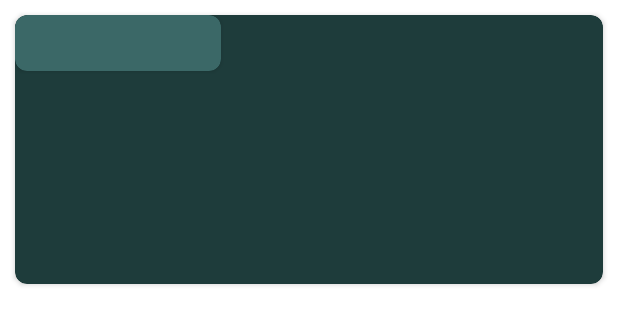
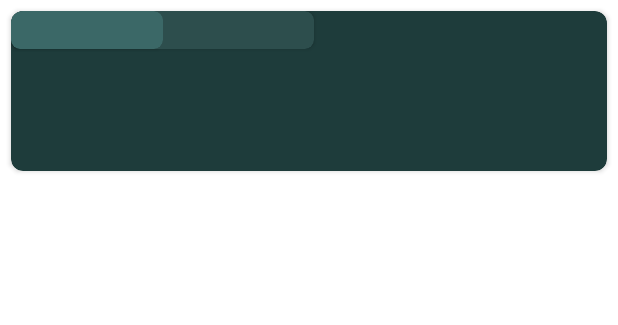
Before and after one commit to madebyhidden/DPV_FA, an Android app: the layout item_timetable.xml on its own in the app's theme, with its tools: preview values and no code run, on a phone screen of 412 x 824 dp. Shown: the top 325 px of the screen. Run offline under Robolectric (Android 15) with nearby library versions, the phone set to English and light mode, and no system bars.

Commit message:
v = v0.6.5

```diff
--- a/app/src/main/java/com/example/fa_dvp_pi/TimeTableActivity.java
+++ b/app/src/main/java/com/example/fa_dvp_pi/TimeTableActivity.java
@@ -240,6 +240,8 @@ public class TimeTableActivity extends AppCompatActivity {
             TimetableAdapter adapter = new TimetableAdapter(dayItems);
             assert recyclerView != null;
             recyclerView.setAdapter(adapter);
+            recyclerView.setNestedScrollingEnabled(false);
+
         }
 
     }
--- a/app/src/main/java/com/example/timetable/TimetableAdapter.java
+++ b/app/src/main/java/com/example/timetable/TimetableAdapter.java
@@ -109,7 +109,11 @@ public class TimetableAdapter extends RecyclerView.Adapter<TimetableAdapter.Time
             holder.tvSubject.setText(item.getSubject());
             holder.tvTime.setText(item.getStartTime() + " - " + item.getEndTime());
             holder.tvRoom.setText(item.getRoom());
-            holder.tvType.setText(item.getType());
+            if (item.getType().equals("Практические (семинарские) занятия")) {
+                holder.tvType.setText("Семинар");
+            }else {
+                holder.tvType.setText(item.getType());
+            }
             holder.tvPrepod.setText(item.getPrepod_name());
         }
 
--- a/app/src/main/res/layout/item_timetable.xml
+++ b/app/src/main/res/layout/item_timetable.xml
@@ -1,38 +1,56 @@
 <?xml version="1.0" encoding="utf-8"?>
-
 <androidx.cardview.widget.CardView xmlns:android="http://schemas.android.com/apk/res/android"
     xmlns:app="http://schemas.android.com/apk/res-auto"
     xmlns:tools="http://schemas.android.com/tools"
     android:layout_width="match_parent"
     android:layout_height="wrap_content"
-    android:layout_margin="10dp"
+    android:layout_margin="7dp"
     app:cardCornerRadius="8dp"
     app:cardBackgroundColor="#1E3C3B">
 
+
     <androidx.cardview.widget.CardView
-        android:layout_width="137dp"
-        android:layout_height="37dp"
-        app:cardCornerRadius="8dp"
-        app:cardBackgroundColor="#3B6867">
+        android:layout_width="202dp"
+        android:layout_height="25dp"
+        app:cardBackgroundColor="#2D4E4D"
+        app:cardCornerRadius="6dp">
+
+        <TextView
+            android:id="@+id/item_timetable_tvType"
+            android:layout_width="82dp"
+            android:layout_height="wrap_content"
+            android:layout_gravity="end|center_horizontal"
+            android:layout_marginTop="2dp"
+            android:textColor="#6E9177"
+            android:textSize="15sp" />
+
+    </androidx.cardview.widget.CardView>
+
+    <androidx.cardview.widget.CardView
+        android:layout_width="101dp"
+        android:layout_height="25dp"
+        app:cardBackgroundColor="#3B6867"
+        app:cardCornerRadius="6dp">
 
         <TextView
             android:id="@+id/item_timetable_tvTime"
             android:layout_width="wrap_content"
             android:layout_height="wrap_content"
-            android:layout_margin="1dp"
+            android:layout_gravity="center"
+
             android:textColor="#B7DFD9"
-            android:textSize="20sp"
-            android:layout_gravity="center"/>
+            android:textSize="15sp" />
+
+    </androidx.cardview.widget.CardView>
 
 
-    </androidx.cardview.widget.CardView>
 
     <LinearLayout
         android:layout_width="match_parent"
         android:layout_height="wrap_content"
-        android:layout_marginTop="40dp"
+        android:layout_marginTop="30dp"
         android:orientation="vertical"
-        android:padding="16dp">
+        android:padding="12dp">
 
 
         <!-- Добавил TextView для дисциплины -->
@@ -41,24 +59,18 @@
             style="@style/DateString"
             android:layout_width="match_parent"
             android:layout_height="wrap_content"
-            android:textSize="22sp"
+            android:textSize="15sp"
             android:textStyle="bold" />
 
         <!-- Добавил TextView для начала и конца времени -->
-        <TextView
-            android:id="@+id/item_timetable_tvType"
-            android:layout_width="match_parent"
-            android:layout_height="wrap_content"
-            android:textColor="#6E9177"
-            android:layout_marginBottom="10dp"
-            android:textSize="16sp" />
+
 
         <TextView
             android:id="@+id/item_timetable_tvPrepod"
             android:layout_width="wrap_content"
             android:layout_height="wrap_content"
             android:textColor="#B7DFD9"
-            android:textSize="16sp"
+            android:textSize="11sp"
             tools:ignore="RtlHardcoded" />
 
         <!-- Добавил TextView для аудитории -->
@@ -66,14 +78,12 @@
             android:id="@+id/item_timetable_tvRoom"
             android:layout_width="wrap_content"
             android:layout_height="wrap_content"
-            android:layout_gravity="right"
+            android:layout_gravity="end"
             android:textColor="#B7DFD9"
-            android:textSize="16sp"
+            android:textSize="11sp"
             tools:ignore="RtlHardcoded" />
 
         <!-- Добавил TextView для типа дисциплины -->
 
-
-
     </LinearLayout>
 </androidx.cardview.widget.CardView>
```
Also changed, not shown: app/src/main/java/com/example/timetable/DateAdapter.java (+14 -2 lines), app/src/main/res/layout/activity_time_table.xml (+20 -1 lines), app/src/main/res/layout/item_date.xml (+27 -11 lines), app/src/main/res/drawable/arrow.png (added), app/src/main/res/drawable/arrowtrans.png (added).
